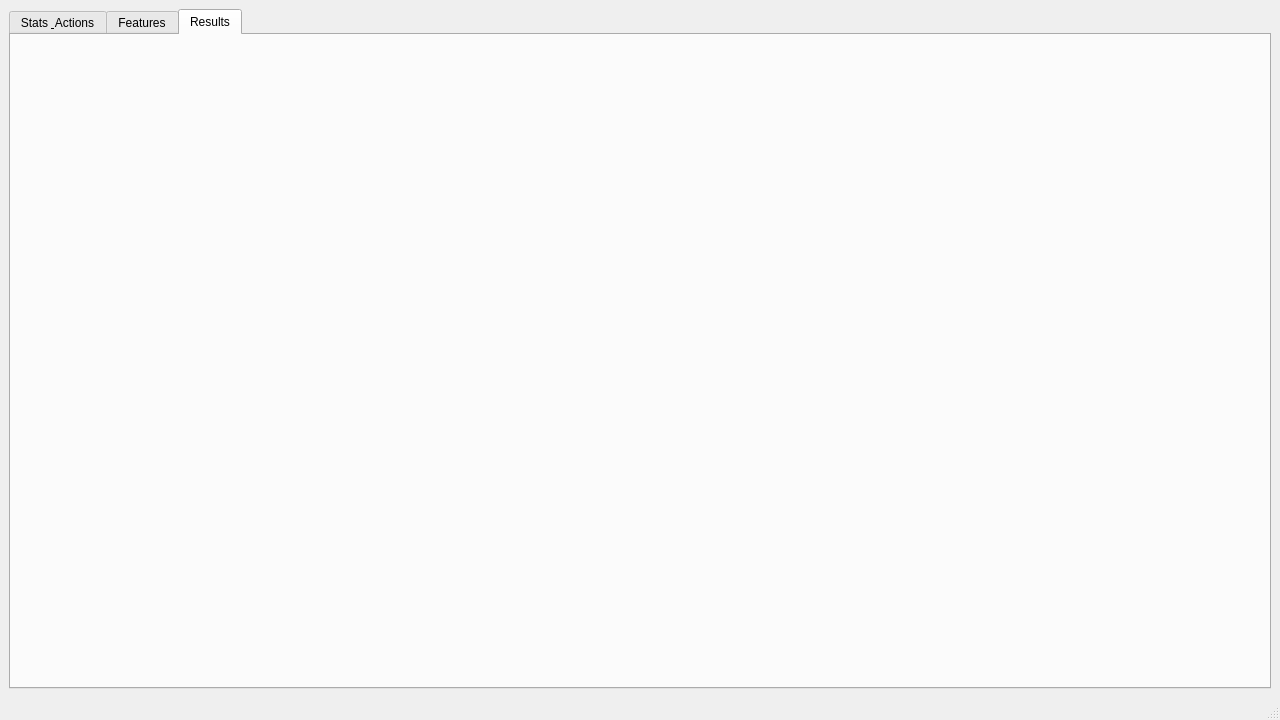
Above: UI/mainScreen.ui from TheNephalian/Senior-Project before the change. Below: the same form after it.
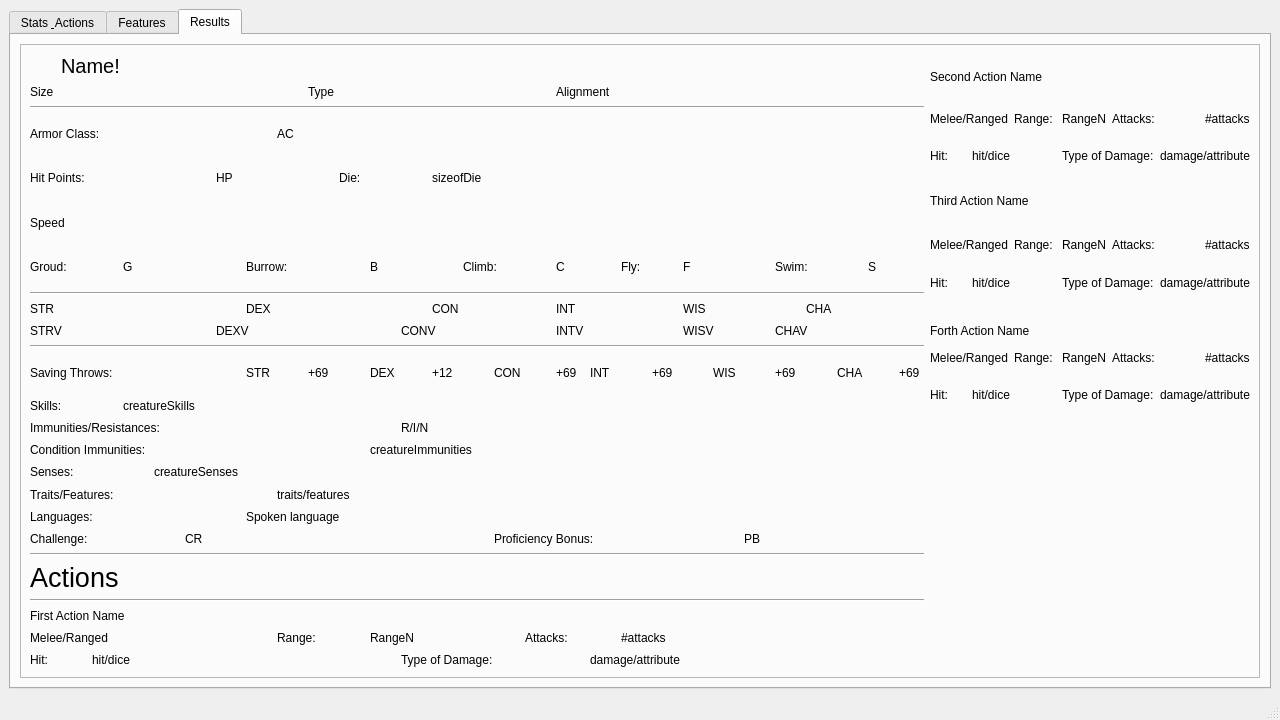
That is the form after the change. The open tabs and pages were chosen to show the change. Icons and pictures are not drawn.

Diff of the .ui file:
```diff
--- a/UI/mainScreen.ui
+++ b/UI/mainScreen.ui
@@ -5430,6 +5430,788 @@
        <attribute name="title">
         <string>Results</string>
        </attribute>
+       <layout class="QVBoxLayout" name="verticalLayout_5">
+        <item>
+         <widget class="QFrame" name="frame_17">
+          <property name="frameShape">
+           <enum>QFrame::StyledPanel</enum>
+          </property>
+          <property name="frameShadow">
+           <enum>QFrame::Raised</enum>
+          </property>
+          <layout class="QGridLayout" name="gridLayout_16">
+           <item row="5" column="0" rowspan="2" colspan="6">
+            <widget class="QLabel" name="label_131">
+             <property name="text">
+              <string>Hit Points: </string>
+             </property>
+            </widget>
+           </item>
+           <item row="15" column="20" rowspan="2" colspan="2">
+            <widget class="QLabel" name="label_102">
+             <property name="text">
+              <string>+69</string>
+             </property>
+            </widget>
+           </item>
+           <item row="4" column="32" rowspan="2" colspan="2">
+            <widget class="QLabel" name="label_88">
+             <property name="text">
+              <string>Type of Damage:</string>
+             </property>
+            </widget>
+           </item>
+           <item row="15" column="24" rowspan="2" colspan="2">
+            <widget class="QLabel" name="label_144">
+             <property name="text">
+              <string>+69</string>
+             </property>
+            </widget>
+           </item>
+           <item row="8" column="31" rowspan="2">
+            <widget class="QLabel" name="label_87">
+             <property name="text">
+              <string>Range: </string>
+             </property>
+            </widget>
+           </item>
+           <item row="20" column="0" colspan="3">
+            <widget class="QLabel" name="label_157">
+             <property name="text">
+              <string>Senses: </string>
+             </property>
+            </widget>
+           </item>
+           <item row="5" column="6" rowspan="2" colspan="4">
+            <widget class="QLabel" name="label_125">
+             <property name="text">
+              <string>HP</string>
+             </property>
+            </widget>
+           </item>
+           <item row="9" column="14" rowspan="2" colspan="3">
+            <widget class="QLabel" name="label_96">
+             <property name="text">
+              <string>Climb:</string>
+             </property>
+            </widget>
+           </item>
+           <item row="29" column="18" colspan="11">
+            <widget class="QLabel" name="label_160">
+             <property name="text">
+              <string>damage/attribute</string>
+             </property>
+            </widget>
+           </item>
+           <item row="10" column="29" rowspan="2">
+            <widget class="QLabel" name="label_123">
+             <property name="text">
+              <string>Hit:</string>
+             </property>
+            </widget>
+           </item>
+           <item row="14" column="0" colspan="29">
+            <widget class="Line" name="line_3">
+             <property name="orientation">
+              <enum>Qt::Horizontal</enum>
+             </property>
+            </widget>
+           </item>
+           <item row="12" column="17">
+            <widget class="QLabel" name="label_114">
+             <property name="text">
+              <string>INT</string>
+             </property>
+            </widget>
+           </item>
+           <item row="13" column="12" colspan="3">
+            <widget class="QLabel" name="label_130">
+             <property name="text">
+              <string>CONV</string>
+             </property>
+            </widget>
+           </item>
+           <item row="4" column="29" rowspan="2">
+            <widget class="QLabel" name="label_146">
+             <property name="text">
+              <string>Hit:</string>
+             </property>
+            </widget>
+           </item>
+           <item row="3" column="0" rowspan="2" colspan="7">
+            <widget class="QLabel" name="label_75">
+             <property name="text">
+              <string>Armor Class: </string>
+             </property>
+            </widget>
+           </item>
+           <item row="8" column="29" rowspan="2" colspan="2">
+            <widget class="QLabel" name="label_93">
+             <property name="text">
+              <string>Melee/Ranged</string>
+             </property>
+            </widget>
+           </item>
+           <item row="16" column="30" rowspan="2" colspan="2">
+            <widget class="QLabel" name="label_90">
+             <property name="text">
+              <string>hit/dice</string>
+             </property>
+            </widget>
+           </item>
+           <item row="13" column="6" colspan="3">
+            <widget class="QLabel" name="label_138">
+             <property name="text">
+              <string>DEXV</string>
+             </property>
+            </widget>
+           </item>
+           <item row="24" column="0" colspan="29">
+            <widget class="Line" name="line_4">
+             <property name="orientation">
+              <enum>Qt::Horizontal</enum>
+             </property>
+            </widget>
+           </item>
+           <item row="3" column="8" rowspan="2" colspan="4">
+            <widget class="QLabel" name="label_158">
+             <property name="text">
+              <string>AC</string>
+             </property>
+            </widget>
+           </item>
+           <item row="12" column="25" colspan="3">
+            <widget class="QLabel" name="label_77">
+             <property name="text">
+              <string>CHA</string>
+             </property>
+            </widget>
+           </item>
+           <item row="15" column="11" rowspan="2" colspan="2">
+            <widget class="QLabel" name="label_172">
+             <property name="text">
+              <string>DEX</string>
+             </property>
+            </widget>
+           </item>
+           <item row="23" column="23" colspan="2">
+            <widget class="QLabel" name="label_141">
+             <property name="text">
+              <string>PB</string>
+             </property>
+            </widget>
+           </item>
+           <item row="17" column="3" colspan="26">
+            <widget class="QLabel" name="label_155">
+             <property name="text">
+              <string>creatureSkills</string>
+             </property>
+            </widget>
+           </item>
+           <item row="29" column="0">
+            <widget class="QLabel" name="label_156">
+             <property name="text">
+              <string>Hit:</string>
+             </property>
+            </widget>
+           </item>
+           <item row="20" column="4" colspan="25">
+            <widget class="QLabel" name="label_103">
+             <property name="text">
+              <string>creatureSenses</string>
+             </property>
+            </widget>
+           </item>
+           <item row="27" column="0" colspan="14">
+            <widget class="QLabel" name="label_112">
+             <property name="text">
+              <string>First Action Name</string>
+             </property>
+            </widget>
+           </item>
+           <item row="6" column="29" rowspan="2" colspan="4">
+            <widget class="QLabel" name="label_115">
+             <property name="text">
+              <string>Third Action Name</string>
+             </property>
+            </widget>
+           </item>
+           <item row="15" column="7" rowspan="2" colspan="2">
+            <widget class="QLabel" name="label_78">
+             <property name="text">
+              <string>STR</string>
+             </property>
+            </widget>
+           </item>
+           <item row="12" column="0" colspan="2">
+            <widget class="QLabel" name="label_79">
+             <property name="text">
+              <string>STR</string>
+             </property>
+            </widget>
+           </item>
+           <item row="5" column="10" rowspan="2" colspan="2">
+            <widget class="QLabel" name="label_128">
+             <property name="text">
+              <string>Die:</string>
+             </property>
+            </widget>
+           </item>
+           <item row="2" column="0" colspan="29">
+            <widget class="Line" name="line">
+             <property name="orientation">
+              <enum>Qt::Horizontal</enum>
+             </property>
+            </widget>
+           </item>
+           <item row="9" column="27" rowspan="2" colspan="2">
+            <widget class="QLabel" name="label_108">
+             <property name="text">
+              <string>S</string>
+             </property>
+            </widget>
+           </item>
+           <item row="14" column="29" rowspan="2" colspan="2">
+            <widget class="QLabel" name="label_145">
+             <property name="text">
+              <string>Melee/Ranged</string>
+             </property>
+            </widget>
+           </item>
+           <item row="12" column="13" colspan="2">
+            <widget class="QLabel" name="label_147">
+             <property name="text">
+              <string>CON</string>
+             </property>
+            </widget>
+           </item>
+           <item row="28" column="8" colspan="3">
+            <widget class="QLabel" name="label_148">
+             <property name="text">
+              <string>Range: </string>
+             </property>
+            </widget>
+           </item>
+           <item row="14" column="32" rowspan="2">
+            <widget class="QLabel" name="label_154">
+             <property name="text">
+              <string>RangeN</string>
+             </property>
+            </widget>
+           </item>
+           <item row="23" column="15" colspan="7">
+            <widget class="QLabel" name="label_149">
+             <property name="text">
+              <string>Proficiency Bonus:</string>
+             </property>
+            </widget>
+           </item>
+           <item row="2" column="32" rowspan="2">
+            <widget class="QLabel" name="label_119">
+             <property name="text">
+              <string>RangeN</string>
+             </property>
+            </widget>
+           </item>
+           <item row="28" column="0" colspan="7">
+            <widget class="QLabel" name="label_76">
+             <property name="text">
+              <string>Melee/Ranged</string>
+             </property>
+            </widget>
+           </item>
+           <item row="13" column="17">
+            <widget class="QLabel" name="label_135">
+             <property name="text">
+              <string>INTV</string>
+             </property>
+            </widget>
+           </item>
+           <item row="29" column="2" colspan="9">
+            <widget class="QLabel" name="label_168">
+             <property name="text">
+              <string>hit/dice</string>
+             </property>
+            </widget>
+           </item>
+           <item row="23" column="0" colspan="5">
+            <widget class="QLabel" name="label_105">
+             <property name="text">
+              <string>Challenge: </string>
+             </property>
+            </widget>
+           </item>
+           <item row="9" column="21" rowspan="2" colspan="2">
+            <widget class="QLabel" name="label_167">
+             <property name="text">
+              <string>F</string>
+             </property>
+            </widget>
+           </item>
+           <item row="9" column="3" rowspan="2" colspan="3">
+            <widget class="QLabel" name="label_140">
+             <property name="text">
+              <string>G</string>
+             </property>
+            </widget>
+           </item>
+           <item row="15" column="28" rowspan="2">
+            <widget class="QLabel" name="label_100">
+             <property name="text">
+              <string>+69</string>
+             </property>
+            </widget>
+           </item>
+           <item row="17" column="0" colspan="3">
+            <widget class="QLabel" name="label_117">
+             <property name="text">
+              <string>Skills:</string>
+             </property>
+            </widget>
+           </item>
+           <item row="10" column="32" rowspan="2" colspan="2">
+            <widget class="QLabel" name="label_116">
+             <property name="text">
+              <string>Type of Damage:</string>
+             </property>
+            </widget>
+           </item>
+           <item row="8" column="35" rowspan="2">
+            <widget class="QLabel" name="label_122">
+             <property name="text">
+              <string>#attacks</string>
+             </property>
+            </widget>
+           </item>
+           <item row="14" column="33" rowspan="2" colspan="2">
+            <widget class="QLabel" name="label_143">
+             <property name="text">
+              <string>Attacks: </string>
+             </property>
+            </widget>
+           </item>
+           <item row="23" column="5" colspan="3">
+            <widget class="QLabel" name="label_137">
+             <property name="text">
+              <string>CR</string>
+             </property>
+            </widget>
+           </item>
+           <item row="12" column="21" colspan="2">
+            <widget class="QLabel" name="label_110">
+             <property name="text">
+              <string>WIS</string>
+             </property>
+            </widget>
+           </item>
+           <item row="15" column="13" rowspan="2" colspan="2">
+            <widget class="QLabel" name="label_162">
+             <property name="text">
+              <string>+12</string>
+             </property>
+            </widget>
+           </item>
+           <item row="15" column="17" rowspan="2">
+            <widget class="QLabel" name="label_111">
+             <property name="text">
+              <string>+69</string>
+             </property>
+            </widget>
+           </item>
+           <item row="0" column="1" colspan="19">
+            <widget class="QLabel" name="label_101">
+             <property name="font">
+              <font>
+               <pointsize>15</pointsize>
+              </font>
+             </property>
+             <property name="text">
+              <string>Name!</string>
+             </property>
+            </widget>
+           </item>
+           <item row="10" column="34" rowspan="2" colspan="2">
+            <widget class="QLabel" name="label_173">
+             <property name="text">
+              <string>damage/attribute</string>
+             </property>
+            </widget>
+           </item>
+           <item row="22" column="0" colspan="6">
+            <widget class="QLabel" name="label_153">
+             <property name="text">
+              <string>Languages:</string>
+             </property>
+            </widget>
+           </item>
+           <item row="8" column="32" rowspan="2">
+            <widget class="QLabel" name="label_151">
+             <property name="text">
+              <string>RangeN</string>
+             </property>
+            </widget>
+           </item>
+           <item row="9" column="7" rowspan="2" colspan="3">
+            <widget class="QLabel" name="label_132">
+             <property name="text">
+              <string>Burrow:</string>
+             </property>
+            </widget>
+           </item>
+           <item row="15" column="9" rowspan="2" colspan="2">
+            <widget class="QLabel" name="label_177">
+             <property name="text">
+              <string>+69</string>
+             </property>
+            </widget>
+           </item>
+           <item row="4" column="34" rowspan="2" colspan="2">
+            <widget class="QLabel" name="label_84">
+             <property name="text">
+              <string>damage/attribute</string>
+             </property>
+            </widget>
+           </item>
+           <item row="2" column="35" rowspan="2">
+            <widget class="QLabel" name="label_83">
+             <property name="text">
+              <string>#attacks</string>
+             </property>
+            </widget>
+           </item>
+           <item row="15" column="0" rowspan="2" colspan="7">
+            <widget class="QLabel" name="label_174">
+             <property name="text">
+              <string>Saving Throws:</string>
+             </property>
+            </widget>
+           </item>
+           <item row="1" column="9" colspan="7">
+            <widget class="QLabel" name="label_152">
+             <property name="text">
+              <string>Type</string>
+             </property>
+            </widget>
+           </item>
+           <item row="29" column="12" colspan="6">
+            <widget class="QLabel" name="label_104">
+             <property name="text">
+              <string>Type of Damage:</string>
+             </property>
+            </widget>
+           </item>
+           <item row="22" column="7" colspan="22">
+            <widget class="QLabel" name="label_169">
+             <property name="text">
+              <string>Spoken language</string>
+             </property>
+            </widget>
+           </item>
+           <item row="13" column="0" colspan="2">
+            <widget class="QLabel" name="label_113">
+             <property name="text">
+              <string>STRV</string>
+             </property>
+            </widget>
+           </item>
+           <item row="15" column="26" rowspan="2" colspan="2">
+            <widget class="QLabel" name="label_86">
+             <property name="text">
+              <string>CHA</string>
+             </property>
+            </widget>
+           </item>
+           <item row="14" column="31" rowspan="2">
+            <widget class="QLabel" name="label_170">
+             <property name="text">
+              <string>Range: </string>
+             </property>
+            </widget>
+           </item>
+           <item row="15" column="15" rowspan="2" colspan="2">
+            <widget class="QLabel" name="label_129">
+             <property name="text">
+              <string>CON</string>
+             </property>
+            </widget>
+           </item>
+           <item row="15" column="18" rowspan="2" colspan="2">
+            <widget class="QLabel" name="label_85">
+             <property name="text">
+              <string>INT</string>
+             </property>
+            </widget>
+           </item>
+           <item row="9" column="17" rowspan="2">
+            <widget class="QLabel" name="label_97">
+             <property name="text">
+              <string>C</string>
+             </property>
+            </widget>
+           </item>
+           <item row="10" column="30" rowspan="2" colspan="2">
+            <widget class="QLabel" name="label_89">
+             <property name="text">
+              <string>hit/dice</string>
+             </property>
+            </widget>
+           </item>
+           <item row="2" column="31" rowspan="2">
+            <widget class="QLabel" name="label_109">
+             <property name="text">
+              <string>Range: </string>
+             </property>
+            </widget>
+           </item>
+           <item row="2" column="33" rowspan="2" colspan="2">
+            <widget class="QLabel" name="label_91">
+             <property name="text">
+              <string>Attacks: </string>
+             </property>
+            </widget>
+           </item>
+           <item row="25" column="0" colspan="9">
+            <widget class="QLabel" name="label_164">
+             <property name="font">
+              <font>
+               <pointsize>20</pointsize>
+               <bold>false</bold>
+               <kerning>true</kerning>
+              </font>
+             </property>
+             <property name="text">
+              <string>Actions</string>
+             </property>
+            </widget>
+           </item>
+           <item row="13" column="24" colspan="3">
+            <widget class="QLabel" name="label_81">
+             <property name="text">
+              <string>CHAV</string>
+             </property>
+            </widget>
+           </item>
+           <item row="9" column="0" rowspan="2" colspan="3">
+            <widget class="QLabel" name="label_175">
+             <property name="text">
+              <string>Groud: </string>
+             </property>
+            </widget>
+           </item>
+           <item row="14" column="35" rowspan="2">
+            <widget class="QLabel" name="label_120">
+             <property name="text">
+              <string>#attacks</string>
+             </property>
+            </widget>
+           </item>
+           <item row="13" column="29" colspan="4">
+            <widget class="QLabel" name="label_139">
+             <property name="text">
+              <string>Forth Action Name</string>
+             </property>
+            </widget>
+           </item>
+           <item row="19" column="0" colspan="10">
+            <widget class="QLabel" name="label_106">
+             <property name="text">
+              <string>Condition Immunities:</string>
+             </property>
+            </widget>
+           </item>
+           <item row="8" column="33" rowspan="2" colspan="2">
+            <widget class="QLabel" name="label_171">
+             <property name="text">
+              <string>Attacks: </string>
+             </property>
+            </widget>
+           </item>
+           <item row="1" column="0" colspan="9">
+            <widget class="QLabel" name="label_166">
+             <property name="text">
+              <string>Size</string>
+             </property>
+            </widget>
+           </item>
+           <item row="7" column="0" rowspan="2" colspan="4">
+            <widget class="QLabel" name="label_124">
+             <property name="text">
+              <string>Speed</string>
+             </property>
+            </widget>
+           </item>
+           <item row="15" column="22" rowspan="2" colspan="2">
+            <widget class="QLabel" name="label_80">
+             <property name="text">
+              <string>WIS</string>
+             </property>
+            </widget>
+           </item>
+           <item row="21" column="8" colspan="21">
+            <widget class="QLabel" name="label_165">
+             <property name="text">
+              <string>traits/features</string>
+             </property>
+            </widget>
+           </item>
+           <item row="16" column="34" rowspan="2" colspan="2">
+            <widget class="QLabel" name="label_163">
+             <property name="text">
+              <string>damage/attribute</string>
+             </property>
+            </widget>
+           </item>
+           <item row="18" column="12" colspan="7">
+            <widget class="QLabel" name="label_92">
+             <property name="text">
+              <string>R/I/N</string>
+             </property>
+            </widget>
+           </item>
+           <item row="28" column="11" colspan="4">
+            <widget class="QLabel" name="label_107">
+             <property name="text">
+              <string>RangeN</string>
+             </property>
+            </widget>
+           </item>
+           <item row="5" column="13" rowspan="2" colspan="3">
+            <widget class="QLabel" name="label_161">
+             <property name="text">
+              <string>sizeofDie</string>
+             </property>
+            </widget>
+           </item>
+           <item row="4" column="30" rowspan="2" colspan="2">
+            <widget class="QLabel" name="label_142">
+             <property name="text">
+              <string>hit/dice</string>
+             </property>
+            </widget>
+           </item>
+           <item row="16" column="29" rowspan="2">
+            <widget class="QLabel" name="label_136">
+             <property name="text">
+              <string>Hit:</string>
+             </property>
+            </widget>
+           </item>
+           <item row="0" column="29" rowspan="2" colspan="4">
+            <widget class="QLabel" name="label_99">
+             <property name="text">
+              <string>Second Action Name</string>
+             </property>
+            </widget>
+           </item>
+           <item row="2" column="29" rowspan="2" colspan="2">
+            <widget class="QLabel" name="label_134">
+             <property name="text">
+              <string>Melee/Ranged</string>
+             </property>
+            </widget>
+           </item>
+           <item row="28" column="19" colspan="4">
+            <widget class="QLabel" name="label_150">
+             <property name="text">
+              <string>#attacks</string>
+             </property>
+            </widget>
+           </item>
+           <item row="12" column="7" colspan="2">
+            <widget class="QLabel" name="label_176">
+             <property name="text">
+              <string>DEX</string>
+             </property>
+            </widget>
+           </item>
+           <item row="16" column="32" rowspan="2" colspan="2">
+            <widget class="QLabel" name="label_98">
+             <property name="text">
+              <string>Type of Damage:</string>
+             </property>
+            </widget>
+           </item>
+           <item row="1" column="17" colspan="11">
+            <widget class="QLabel" name="label_95">
+             <property name="text">
+              <string>Alignment</string>
+             </property>
+            </widget>
+           </item>
+           <item row="28" column="16" colspan="3">
+            <widget class="QLabel" name="label_118">
+             <property name="text">
+              <string>Attacks: </string>
+             </property>
+            </widget>
+           </item>
+           <item row="19" column="11" colspan="18">
+            <widget class="QLabel" name="label_159">
+             <property name="text">
+              <string>creatureImmunities</string>
+             </property>
+            </widget>
+           </item>
+           <item row="9" column="19" rowspan="2" colspan="2">
+            <widget class="QLabel" name="label_127">
+             <property name="text">
+              <string>Fly:</string>
+             </property>
+            </widget>
+           </item>
+           <item row="9" column="24" rowspan="2" colspan="2">
+            <widget class="QLabel" name="label_121">
+             <property name="text">
+              <string>Swim:</string>
+             </property>
+            </widget>
+           </item>
+           <item row="9" column="11" rowspan="2" colspan="3">
+            <widget class="QLabel" name="label_94">
+             <property name="text">
+              <string>B</string>
+             </property>
+            </widget>
+           </item>
+           <item row="18" column="0" colspan="11">
+            <widget class="QLabel" name="label_126">
+             <property name="text">
+              <string>Immunities/Resistances:</string>
+             </property>
+            </widget>
+           </item>
+           <item row="26" column="0" colspan="29">
+            <widget class="Line" name="line_6">
+             <property name="orientation">
+              <enum>Qt::Horizontal</enum>
+             </property>
+            </widget>
+           </item>
+           <item row="21" column="0" colspan="7">
+            <widget class="QLabel" name="label_133">
+             <property name="text">
+              <string>Traits/Features:</string>
+             </property>
+            </widget>
+           </item>
+           <item row="13" column="21" colspan="2">
+            <widget class="QLabel" name="label_82">
+             <property name="text">
+              <string>WISV</string>
+             </property>
+            </widget>
+           </item>
+           <item row="11" column="0" colspan="29">
+            <widget class="Line" name="line_2">
+             <property name="orientation">
+              <enum>Qt::Horizontal</enum>
+             </property>
+            </widget>
+           </item>
+          </layout>
+         </widget>
+        </item>
+       </layout>
       </widget>
      </widget>
     </item>
```
Left out of the diff: 2524 changed lines with no effect on the pictures.
